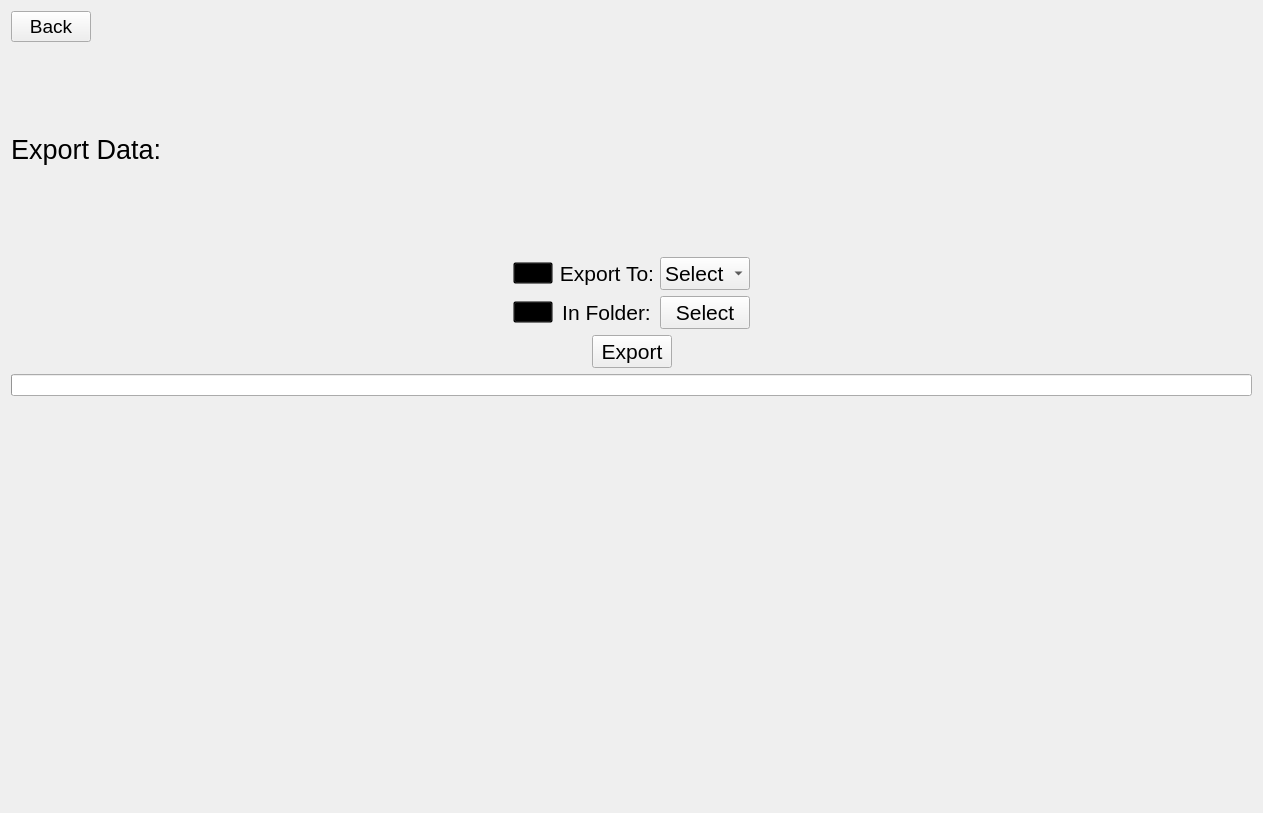
The window that ui/export.ui (pcdshub/stock-management) describes before a commit, drawn with Qt 5.
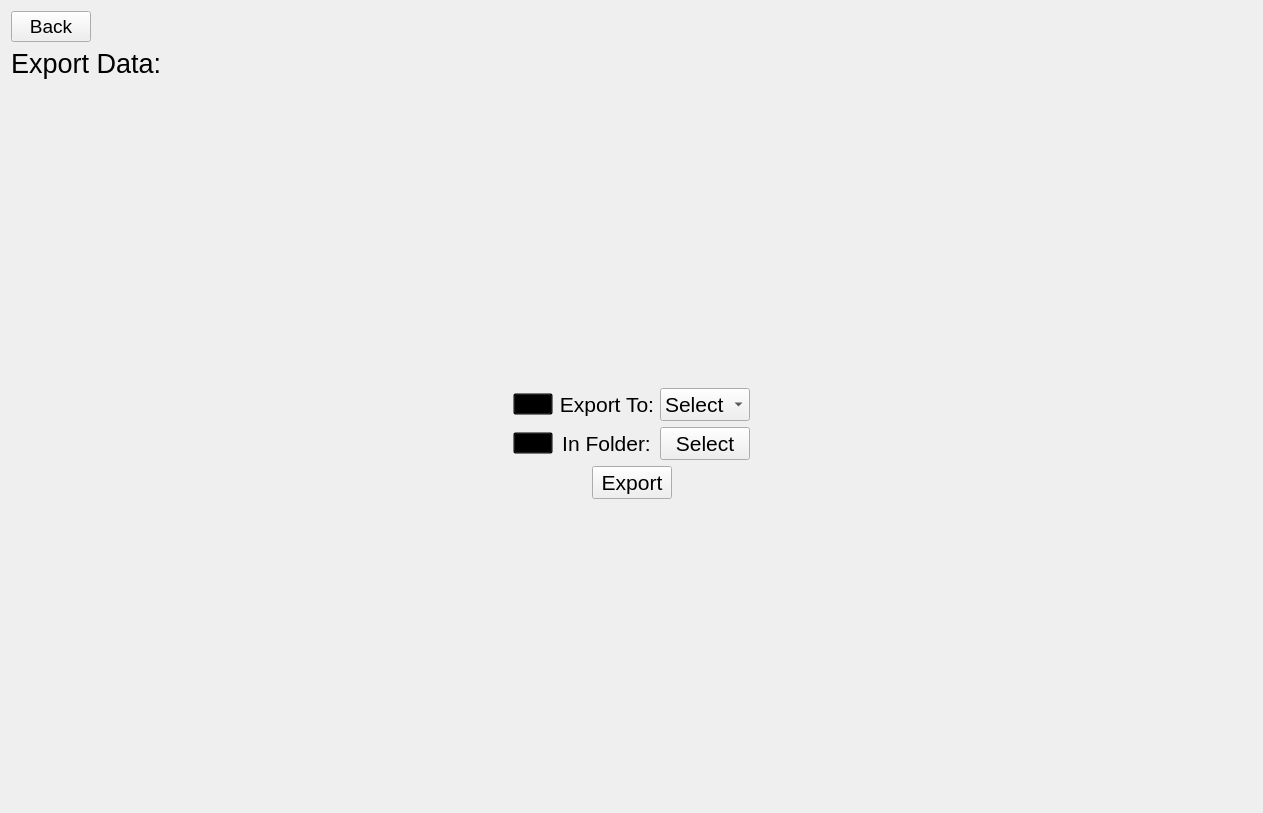
The same window after the commit. Icons and pictures are not drawn.

Commit message:
Fixed export issue
- In export.py: changed case variables to the values and not the actual enum itself, removed self from the method call in csv/tsv/psv which was causing issues and wasn't needed.

- In export.ui: removed the progress bar and added a vertical spacer to make the page look better.

- In file_exports.py: changed enum parameter from enum to string to work with match-case statement, removed spaces from psv delimiter to prevent formatting bug in .psv files. In exception, made a local uppercase variable to use in error messages instead of calling .upper() several times.

The edit to the form file:
```diff
--- a/ui/export.ui
+++ b/ui/export.ui
@@ -16,7 +16,7 @@
     <verstretch>0</verstretch>
    </sizepolicy>
   </property>
-  <layout class="QVBoxLayout" name="_2" stretch="2,1,0,1,0,2">
+  <layout class="QVBoxLayout" name="_2">
    <property name="sizeConstraint">
     <enum>QLayout::SetMaximumSize</enum>
    </property>
@@ -66,6 +66,19 @@
      </property>
     </widget>
    </item>
+   <item>
+    <spacer name="verticalSpacer_2">
+     <property name="orientation">
+      <enum>Qt::Vertical</enum>
+     </property>
+     <property name="sizeHint" stdset="0">
+      <size>
+       <width>20</width>
+       <height>40</height>
+      </size>
+     </property>
+    </spacer>
+   </item>
    <item>
     <layout class="QHBoxLayout" name="horizontalLayout_5">
      <item>
@@ -252,16 +265,6 @@
      </item>
     </layout>
    </item>
-   <item>
-    <widget class="QProgressBar" name="progressBar">
-     <property name="value">
-      <number>0</number>
-     </property>
-     <property name="textVisible">
-      <bool>false</bool>
-     </property>
-    </widget>
-   </item>
    <item>
     <spacer name="verticalSpacer">
      <property name="orientation">
```
The commit also changes 2 other files.
